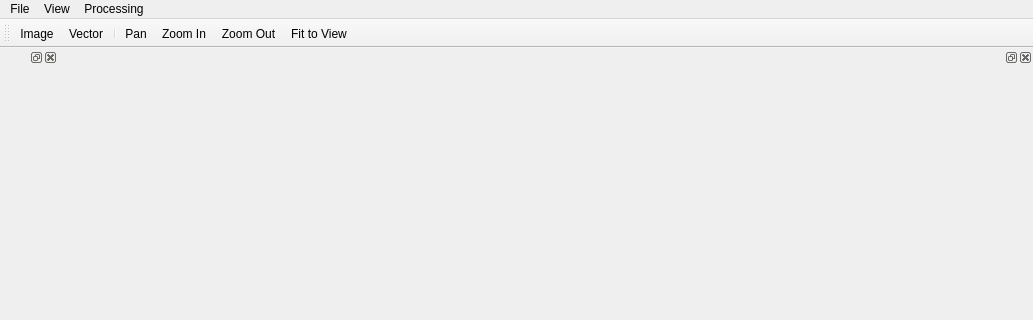
Before: the Qt Designer form ui/main_window.ui in a-sdk/program-pengolahan-citra-drone, drawn with Qt 5; both pictures show x 0 to 1033 and y 0 to 320 of the 1033 by 777 pixel window.
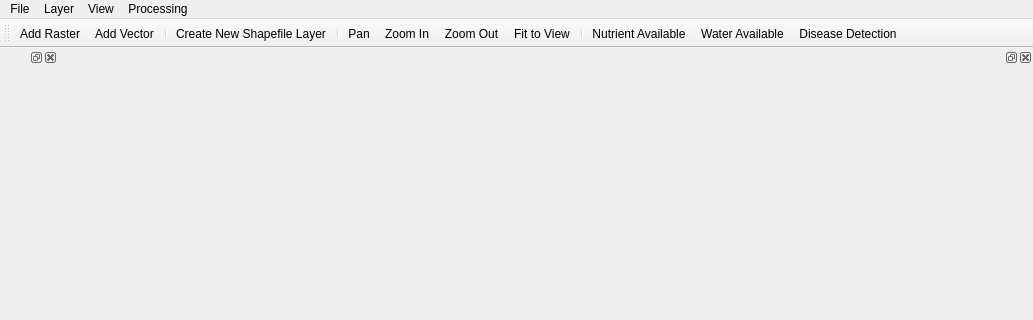
After: the same form once the commit is applied.

Diff of the .ui file:
```diff
--- a/ui/main_window.ui
+++ b/ui/main_window.ui
@@ -111,7 +111,22 @@
     <addaction name="separator"/>
     <addaction name="menuPanels"/>
    </widget>
+   <widget class="QMenu" name="menuLayer">
+    <property name="title">
+     <string>Layer</string>
+    </property>
+    <widget class="QMenu" name="menuAdd_Layer">
+     <property name="title">
+      <string>Add Layer</string>
+     </property>
+     <addaction name="action_add_raster_layer"/>
+     <addaction name="action_add_vector_layer"/>
+    </widget>
+    <addaction name="menuAdd_Layer"/>
+    <addaction name="action_new_shp_layer"/>
+   </widget>
    <addaction name="menuFile"/>
+   <addaction name="menuLayer"/>
    <addaction name="menuView"/>
    <addaction name="menuProcessing"/>
   </widget>
@@ -135,10 +150,16 @@
    <addaction name="action_open_img"/>
    <addaction name="action_open_shp"/>
    <addaction name="separator"/>
+   <addaction name="action_new_shp_layer"/>
+   <addaction name="separator"/>
    <addaction name="action_pan"/>
    <addaction name="action_zoom_in"/>
    <addaction name="action_zoom_out"/>
    <addaction name="action_fit_to_view"/>
+   <addaction name="separator"/>
+   <addaction name="action_nutrient_predict"/>
+   <addaction name="action_water_predict"/>
+   <addaction name="action_disease_predict"/>
   </widget>
   <widget class="QDockWidget" name="dockLegend">
    <attribute name="dockWidgetArea">
@@ -158,12 +179,12 @@
   </action>
   <action name="action_open_img">
    <property name="text">
-    <string>Image</string>
+    <string>Add Raster</string>
    </property>
   </action>
   <action name="action_open_shp">
    <property name="text">
-    <string>Vector</string>
+    <string>Add Vector</string>
    </property>
   </action>
   <action name="action_water_predict">
@@ -231,6 +252,21 @@
     <string>Debug</string>
    </property>
   </action>
+  <action name="action_add_raster_layer">
+   <property name="text">
+    <string>Add Raster Layer</string>
+   </property>
+  </action>
+  <action name="action_add_vector_layer">
+   <property name="text">
+    <string>Add Vector Layer</string>
+   </property>
+  </action>
+  <action name="action_new_shp_layer">
+   <property name="text">
+    <string>Create New Shapefile Layer</string>
+   </property>
+  </action>
  </widget>
  <resources/>
  <connections/>
```
Left out of the diff: 2 changed lines with no effect on the pictures.
